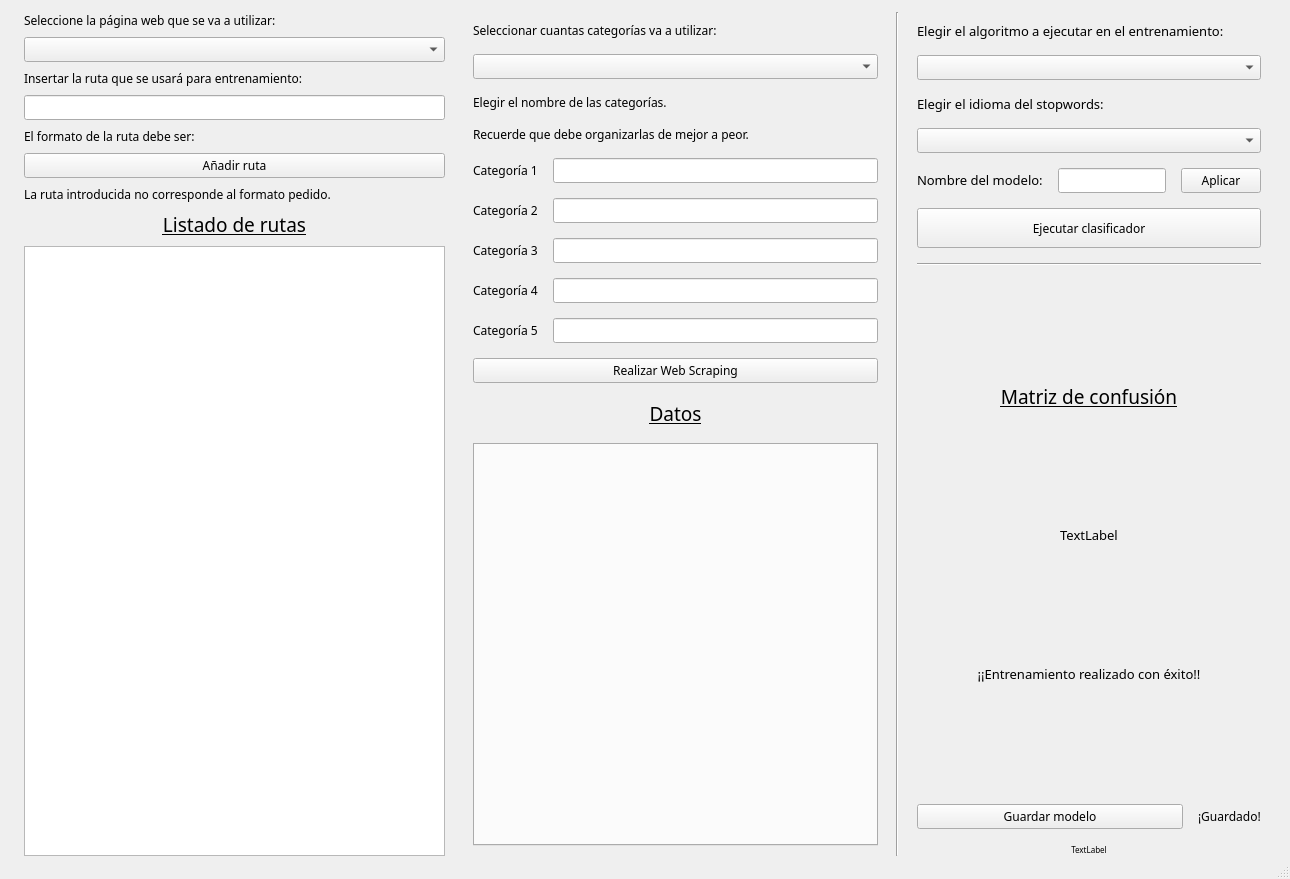
Old version of the form Resources/UI/VentanaEntrenamientoWeb.ui in the repository 40CompilerErrors/Proyecto2.
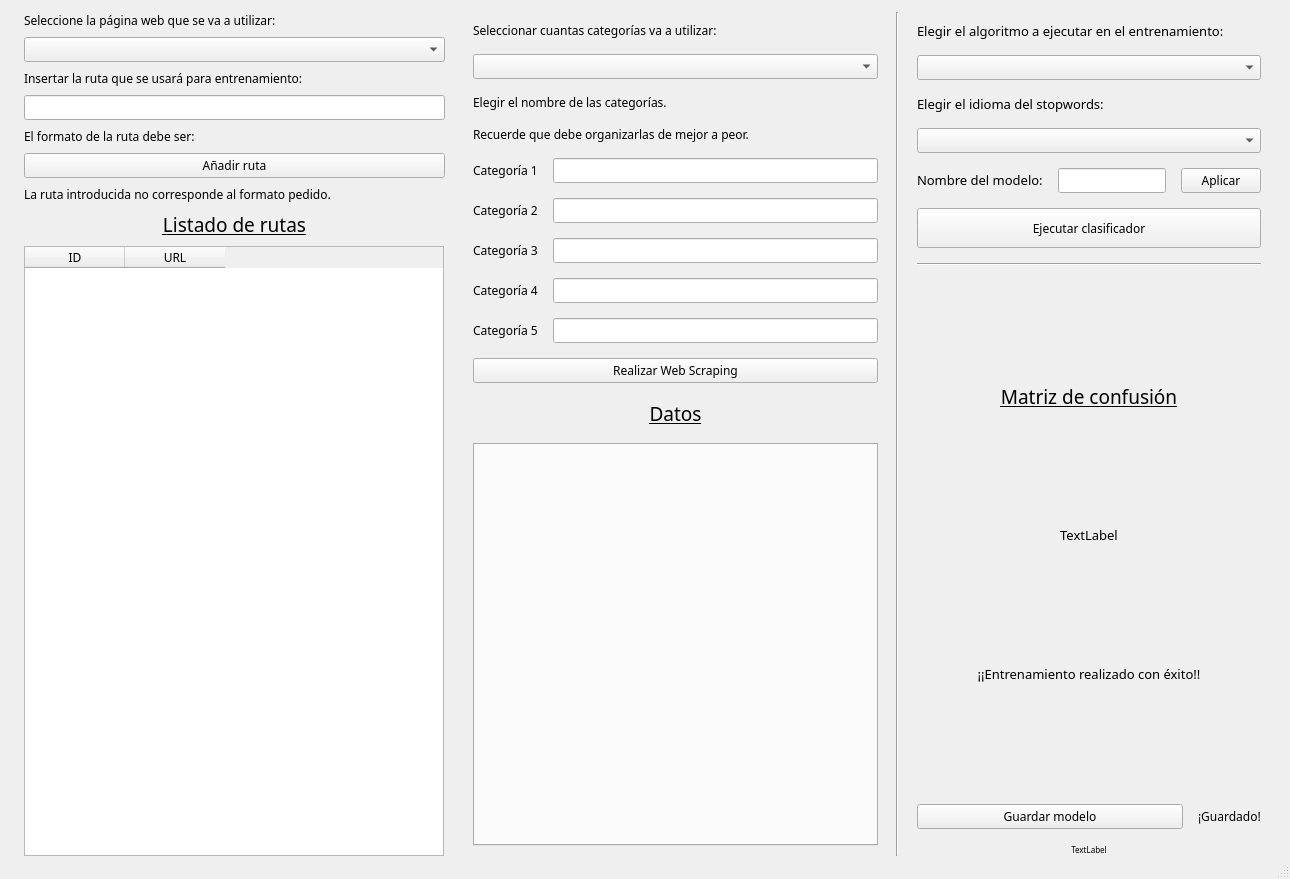
New version of the form. Icons and pictures are not drawn.

Patch:
```diff
--- a/Resources/UI/VentanaEntrenamientoWeb.ui
+++ b/Resources/UI/VentanaEntrenamientoWeb.ui
@@ -98,7 +98,27 @@
          </widget>
         </item>
         <item>
-         <widget class="QTableWidget" name="tableWidget"/>
+         <widget class="QTableWidget" name="tableWidget">
+          <property name="maximumSize">
+           <size>
+            <width>420</width>
+            <height>16777215</height>
+           </size>
+          </property>
+          <column>
+           <property name="text">
+            <string>ID</string>
+           </property>
+          </column>
+          <column>
+           <property name="text">
+            <string>URL</string>
+           </property>
+           <property name="textAlignment">
+            <set>AlignCenter</set>
+           </property>
+          </column>
+         </widget>
         </item>
        </layout>
       </item>
```
